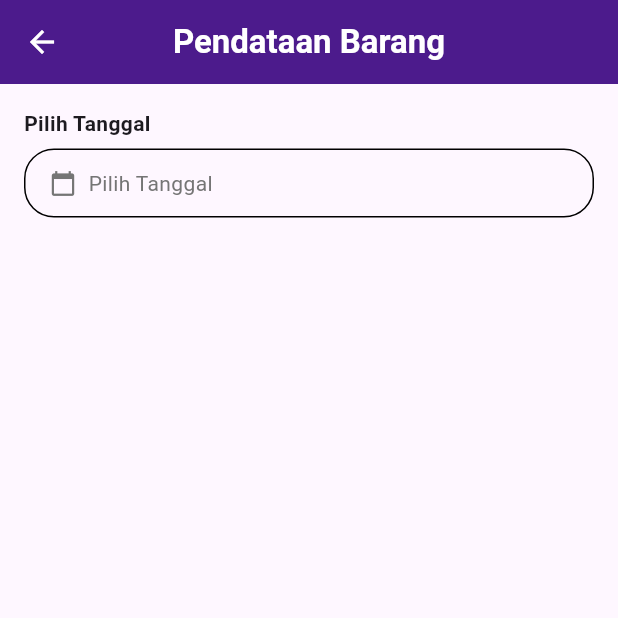
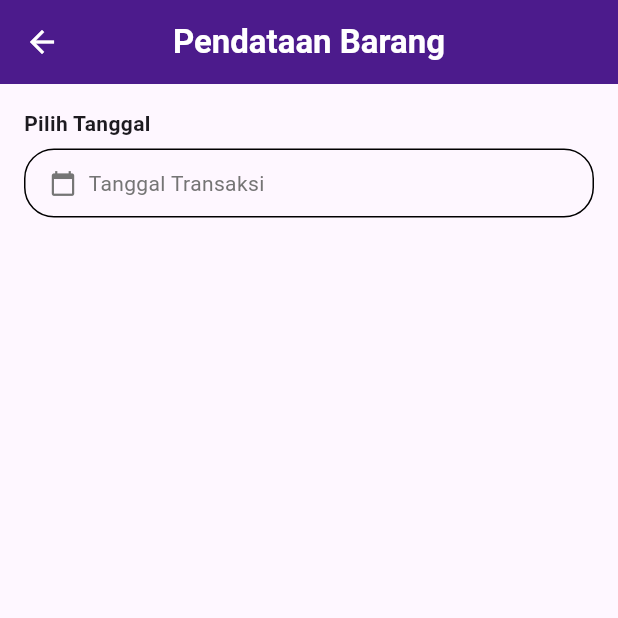
Before and after one commit to Abdurrafi07/20220140103_UCP1Flutter, a Flutter app: the DataBarangPage screen opened directly, on a phone screen of 412 x 824 dp, the top half of it. Run offline on Flutter 3.47's test engine with Material 3 defaults, Android fonts, the phone set to English and light mode, and no system bars.

Commit message:
Memperbaiki typo text

```diff
--- a/lib/data_barang_page.dart
+++ b/lib/data_barang_page.dart
@@ -182,7 +182,7 @@ class _DataBarangPageState extends State<DataBarangPage> {
                               const SizedBox(width: 8),
                               Text(
                                 _selectedDate == null
-                                    ? 'Pilih Tanggal'
+                                    ? 'Tanggal Transaksi'
                                     : formatTanggal(_selectedDate!),
                                 style: TextStyle(
                                   color:
@@ -198,6 +198,7 @@ class _DataBarangPageState extends State<DataBarangPage> {
                       ),
                     ),
                   ),
+
                 ],
               ),
             ),
```
